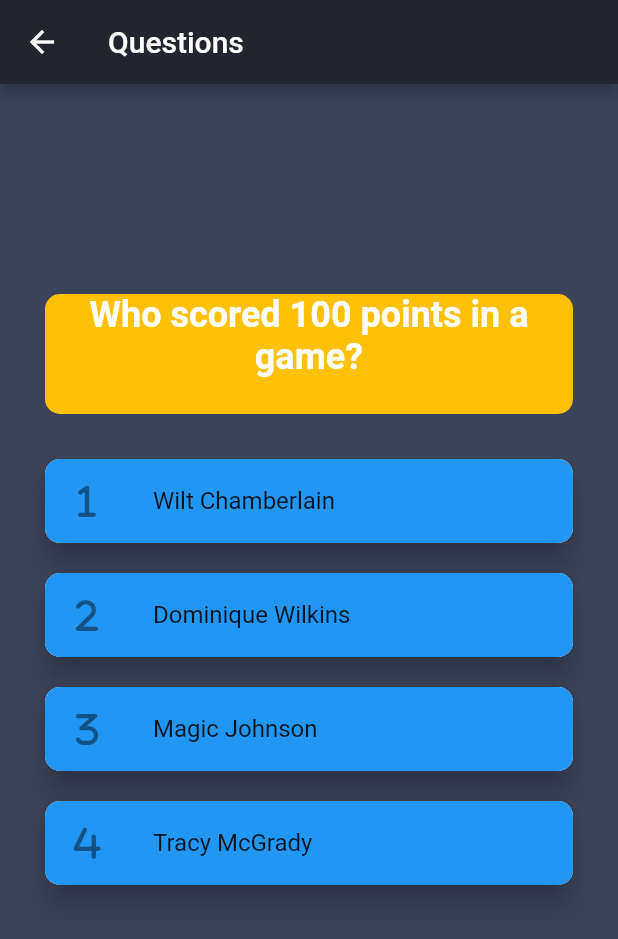
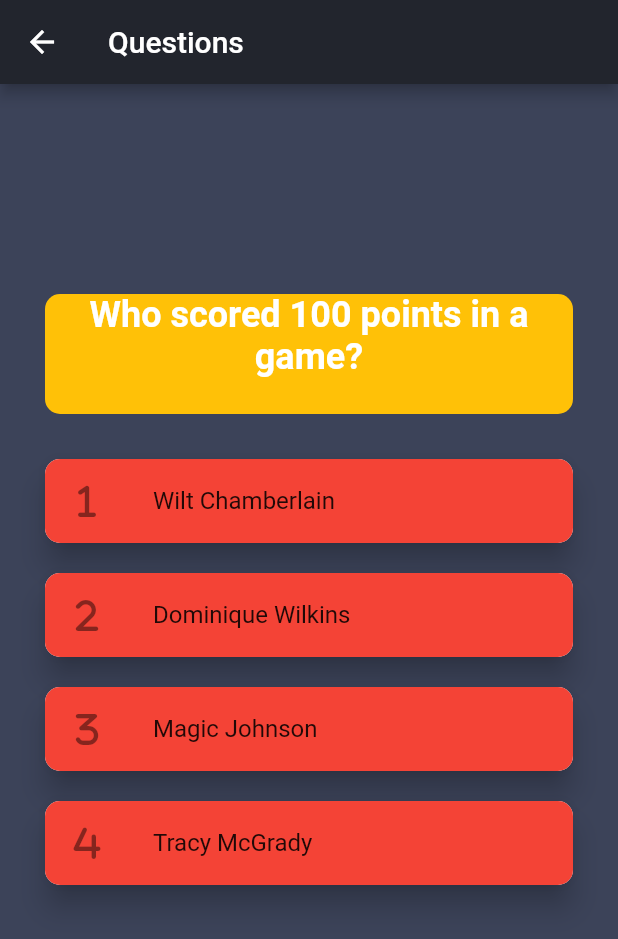
Before and after one commit to soulandbone/trivia_app, a Flutter app: the QuestionsScreen screen opened by its route, on a phone screen of 412 x 824 dp. Shown: the top 939 px of the screen. Run offline on Flutter 3.47's test engine with Material 2 defaults, Android fonts, the phone set to English and light mode, and no system bars; our stand-ins replace font_awesome_flutter, gap.

Commit message:
Basic coloring Scheme, all options start with red, but change to green if the correct answer has been selected

```diff
--- a/lib/screens/questions_screen.dart
+++ b/lib/screens/questions_screen.dart
@@ -15,7 +15,7 @@ class QuestionsScreen extends StatelessWidget {
         '3': 'Magic Johnson',
         '4': 'Tracy McGrady'
       },
-      'answer': '1'
+      'answer': 1
     },
     {
       'question': 'Who scored 60 in his last game in the NBA?',
@@ -25,7 +25,7 @@ class QuestionsScreen extends StatelessWidget {
         '3': 'Kareem Abdul-Jabbar',
         '4': 'Vince Carter'
       },
-      'answer': '1'
+      'answer': 1
     },
   ];
 
--- a/lib/widgets/answers.dart
+++ b/lib/widgets/answers.dart
@@ -3,21 +3,36 @@ import 'package:font_awesome_flutter/font_awesome_flutter.dart';
 
 class Answers extends StatefulWidget {
   final int number;
-  final String answerText;
+  final String optionText;
+  final int answer;
 
-  Answers({required this.number, required this.answerText, super.key});
+  const Answers(
+      {required this.number,
+      required this.optionText,
+      required this.answer,
+      super.key});
 
   @override
   State<Answers> createState() => _AnswersState();
 }
 
 class _AnswersState extends State<Answers> {
+  bool correctAnswer = false;
+
   List<Icon> icons = const [
     Icon(FontAwesomeIcons.one),
     Icon(FontAwesomeIcons.two),
     Icon(FontAwesomeIcons.three),
     Icon(FontAwesomeIcons.four),
   ];
+
+  void checkAnswer(index) {
+    setState(() {
+      if (widget.answer == (index + 1)) {
+        correctAnswer = true;
+      }
+    });
+  }
 
   @override
   Widget build(BuildContext context) {
@@ -27,12 +42,12 @@ class _AnswersState extends State<Answers> {
           borderRadius: BorderRadius.all(Radius.circular(10))),
       elevation: 8,
       child: ListTile(
-        onTap: () => print('this is index ${widget.number}'),
+        onTap: () => checkAnswer(widget.number),
         shape: const RoundedRectangleBorder(
             borderRadius: BorderRadius.all(Radius.circular(10))),
-        tileColor: Colors.blue,
+        tileColor: correctAnswer ? Colors.green : Colors.red,
         leading: icons[widget.number], //Text('$number.'),
-        title: Text(widget.answerText),
+        title: Text(widget.optionText),
       ),
     );
   }
--- a/lib/widgets/composed_widgets/quiz.dart
+++ b/lib/widgets/composed_widgets/quiz.dart
@@ -22,8 +22,9 @@ class Quiz extends StatelessWidget {
             return Center(
                 child: Answers(
               number: index,
-              answerText:
-                  '${questionsAnswers[0]['options']['${index + 1}']}', // The '0' needs to be dynamic for every new page of trivia
+              optionText: '${questionsAnswers[0]['options']['${index + 1}']}',
+              answer: questionsAnswers[0][
+                  'answer'], // The '0' needs to be dynamic for every new page of trivia
             ));
           },
         ),
```
